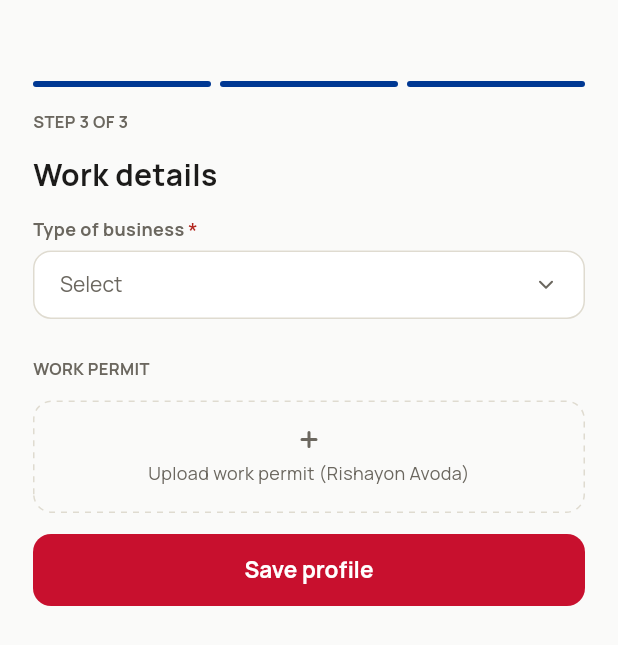
After one commit to rodin-stha/diaspora-connect, a Flutter app: the OnboardingWorkScreen screen opened by its route, on a phone screen of 412 x 824 dp. The commit adds this screen. Shown: the top 645 px of the screen. Run offline on Flutter 3.47's test engine with Material 3 defaults, Android fonts, the phone set to English and light mode, and no system bars; our stand-ins replace flutter_riverpod, flutter_svg, go_router, google_fonts, shared_preferences; accounts and stored records are empty.

Commit message:
onboarding screen

```diff
--- a/lib/features/auth/verify_code_screen.dart
+++ b/lib/features/auth/verify_code_screen.dart
@@ -18,7 +18,8 @@ import 'widgets/otp_input.dart';
 /// 02 · Verify code: enter the 6-digit code sent by SMS.
 ///
 /// On success there's no navigation here: signing in changes [authProvider],
-/// and the router's redirect takes the user to Home.
+/// and the router's redirect takes the user to Home (or to onboarding, the
+/// first time).
 class VerifyCodeScreen extends ConsumerStatefulWidget {
   const VerifyCodeScreen({super.key});
 
--- /dev/null
+++ b/lib/features/onboarding/onboarding_work_screen.dart
@@ -0,0 +1,40 @@
+import 'package:flutter/material.dart';
+import 'package:flutter_riverpod/flutter_riverpod.dart';
+
+import '../../l10n/app_localizations.dart';
+import '../auth/data/auth_provider.dart';
+import '../work_details/data/work_details_provider.dart';
+import '../work_details/models/work_details.dart';
+import '../work_details/widgets/work_details_form.dart';
+import 'widgets/onboarding_scaffold.dart';
+
+/// 05 · Onboarding · Work: step 3 of 3.
+///
+/// Saving finishes onboarding. There's no navigation here: the router's
+/// redirect sees [AuthState.isOnboarded] change and moves the user to Home.
+class OnboardingWorkScreen extends ConsumerWidget {
+  const OnboardingWorkScreen({super.key});
+
+  @override
+  Widget build(BuildContext context, WidgetRef ref) {
+    final l10n = AppLocalizations.of(context);
+
+    return OnboardingScaffold(
+      step: 3,
+      title: l10n.onboardingWorkTitle,
+      child: WorkDetailsForm(
+        initialValue: const WorkDetails(),
+        submitLabel: l10n.saveProfile,
+        useUploadTiles: true,
+        // TODO: pick and upload the file once uploads exist.
+        onUploadWorkPermit: () => ScaffoldMessenger.of(
+          context,
+        ).showSnackBar(SnackBar(content: Text(l10n.uploadComingSoon))),
+        onSubmit: (details) {
+          ref.read(workDetailsProvider.notifier).save(details);
+          ref.read(authProvider.notifier).completeOnboarding();
+        },
+      ),
+    );
+  }
+}
--- /dev/null
+++ b/lib/features/onboarding/widgets/onboarding_scaffold.dart
@@ -0,0 +1,72 @@
+import 'dart:math' as math;
+
+import 'package:flutter/material.dart';
+import 'package:flutter/services.dart';
+
+import '../../../l10n/app_localizations.dart';
+import '../../../theme/colors.dart';
+import '../../../theme/sizes.dart';
+import '../../../theme/text_styles.dart';
+import '../../../widgets/segmented_progress_bar.dart';
+
+/// The page around each onboarding step: progress bar, "STEP 1 OF 3",
+/// the step's title, then [child] (the step's form), all scrolling.
+class OnboardingScaffold extends StatelessWidget {
+  static const totalSteps = 3;
+
+  /// 1-based: 1 = personal, 2 = legal, 3 = work.
+  final int step;
+  final String title;
+  final Widget child;
+
+  const OnboardingScaffold({
+    super.key,
+    required this.step,
+    required this.title,
+    required this.child,
+  });
+
+  @override
+  Widget build(BuildContext context) {
+    final l10n = AppLocalizations.of(context);
+    final colors = context.colors;
+
+    // Design uses 54px top padding, which sits just below the status bar.
+    final topPadding = math.max(54.0, MediaQuery.paddingOf(context).top + 8);
+
+    return AnnotatedRegion<SystemUiOverlayStyle>(
+      value: SystemUiOverlayStyle.dark,
+      child: Scaffold(
+        body: SingleChildScrollView(
+          keyboardDismissBehavior: ScrollViewKeyboardDismissBehavior.onDrag,
+          padding: EdgeInsets.fromLTRB(
+            TSizes.pagePadding,
+            topPadding,
+            TSizes.pagePadding,
+            30,
+          ),
+          child: Column(
+            crossAxisAlignment: CrossAxisAlignment.stretch,
+            spacing: TSizes.lg,
+            children: [
+              SegmentedProgressBar(completed: step, total: totalSteps),
+              Text(
+                l10n.onboardingStep(step, totalSteps).toUpperCase(),
+                style: TTextStyles.caption.copyWith(
+                  color: colors.textSecondary,
+                ),
+              ),
+              Text(
+                title,
+                style: TTextStyles.titleLarge.copyWith(
+                  color: colors.textPrimary,
+                ),
+              ),
+              child,
+            ],
+          ),
+        ),
+      ),
+    );
+  }
+}
--- a/lib/features/work_details/widgets/work_details_form.dart
+++ b/lib/features/work_details/widgets/work_details_form.dart
@@ -2,6 +2,7 @@ import 'package:flutter/material.dart';
 
 import '../../../l10n/app_localizations.dart';
 import '../../../theme/sizes.dart';
+import '../../../widgets/dashed_tile.dart';
 import '../../../widgets/document_row.dart';
 import '../../../widgets/form_section_header.dart';
 import '../../../widgets/labeled_text_field.dart';
@@ -21,12 +22,17 @@ class WorkDetailsForm extends StatefulWidget {
   /// Called when the user taps Upload/Replace on the work permit.
   final VoidCallback? onUploadWorkPermit;
 
+  /// Shows the work permit as an empty upload tile instead of a row with
+  /// Upload/Replace. Used in onboarding, where nothing is uploaded yet.
+  final bool useUploadTiles;
+
   const WorkDetailsForm({
     super.key,
     required this.initialValue,
     required this.submitLabel,
     required this.onSubmit,
     this.onUploadWorkPermit,
+    this.useUploadTiles = false,
   });
 
   @override
@@ -93,6 +99,13 @@ class _WorkDetailsFormState extends State<WorkDetailsForm> {
           ),
 
           FormSectionHeader(title: l10n.workPermitSection, showDivider: false),
+          if (widget.useUploadTiles)
+            DashedTile.large(
+              label: l10n.uploadWorkPermit,
+              iconAsset: 'assets/icons/plus_bold.svg',
+              onTap: widget.onUploadWorkPermit,
+            )
+          else
             DocumentRow(
               name: l10n.documentWorkPermitLetter,
               actionLabel: permit == null
--- a/lib/l10n/app_en.arb
+++ b/lib/l10n/app_en.arb
@@ -224,5 +224,15 @@
   "navHome": "Home",
   "navIssues": "Issues",
   "navActivity": "Activity",
-  "navProfile": "Profile"
+  "navProfile": "Profile",
+  "onboardingStep": "Step {step} of {total}",
+  "@onboardingStep": {"placeholders": {"step": {"type": "int"}, "total": {"type": "int"}}},
+  "onboardingWorkTitle": "Work details",
+  "continueAction": "Continue",
+  "verifyAndContinue": "Verify and continue",
+  "saveProfile": "Save profile",
+  "uploadPhotoPage": "Photo page",
+  "uploadWorkPermit": "Upload work permit (Rishayon Avoda)",
+  "identityConsent": "I consent to identity verification",
+  "errorIdentityConsent": "Tick the box to continue"
 }
--- a/lib/l10n/app_localizations.dart
+++ b/lib/l10n/app_localizations.dart
@@ -1225,6 +1225,60 @@ abstract class AppLocalizations {
   /// In en, this message translates to:
   /// **'Profile'**
   String get navProfile;
+
+  /// No description provided for @onboardingStep.
+  ///
+  /// In en, this message translates to:
+  /// **'Step {step} of {total}'**
+  String onboardingStep(int step, int total);
+
+  /// No description provided for @onboardingWorkTitle.
+  ///
+  /// In en, this message translates to:
+  /// **'Work details'**
+  String get onboardingWorkTitle;
+
+  /// No description provided for @continueAction.
+  ///
+  /// In en, this message translates to:
+  /// **'Continue'**
+  String get continueAction;
+
+  /// No description provided for @verifyAndContinue.
+  ///
+  /// In en, this message translates to:
+  /// **'Verify and continue'**
+  String get verifyAndContinue;
+
+  /// No description provided for @saveProfile.
+  ///
+  /// In en, this message translates to:
+  /// **'Save profile'**
+  String get saveProfile;
+
+  /// No description provided for @uploadPhotoPage.
+  ///
+  /// In en, this message translates to:
+  /// **'Photo page'**
+  String get uploadPhotoPage;
+
+  /// No description provided for @uploadWorkPermit.
+  ///
+  /// In en, this message translates to:
+  /// **'Upload work permit (Rishayon Avoda)'**
+  String get uploadWorkPermit;
+
+  /// No description provided for @identityConsent.
+  ///
+  /// In en, this message translates to:
+  /// **'I consent to identity verification'**
+  String get identityConsent;
+
+  /// No description provided for @errorIdentityConsent.
+  ///
+  /// In en, this message translates to:
+  /// **'Tick the box to continue'**
+  String get errorIdentityConsent;
 }
 
 class _AppLocalizationsDelegate
--- a/lib/l10n/app_localizations_en.dart
+++ b/lib/l10n/app_localizations_en.dart
@@ -605,4 +605,33 @@ class AppLocalizationsEn extends AppLocalizations {
 
   @override
   String get navProfile => 'Profile';
+
+  @override
+  String onboardingStep(int step, int total) {
+    return 'Step $step of $total';
+  }
+
+  @override
+  String get onboardingWorkTitle => 'Work details';
+
+  @override
+  String get continueAction => 'Continue';
+
+  @override
+  String get verifyAndContinue => 'Verify and continue';
+
+  @override
+  String get saveProfile => 'Save profile';
+
+  @override
+  String get uploadPhotoPage => 'Photo page';
+
+  @override
+  String get uploadWorkPermit => 'Upload work permit (Rishayon Avoda)';
+
+  @override
+  String get identityConsent => 'I consent to identity verification';
+
+  @override
+  String get errorIdentityConsent => 'Tick the box to continue';
 }
--- a/lib/widgets/dashed_tile.dart
+++ b/lib/widgets/dashed_tile.dart
@@ -6,19 +6,31 @@ import '../theme/sizes.dart';
 import '../theme/text_styles.dart';
 import 'dashed_border.dart';
 
-/// A small dashed tile with an icon above a label ("📷 Photo"), for
-/// optional "add something" actions laid out side by side.
+/// A dashed tile with an icon above a label ("📷 Photo"), for "add
+/// something" actions.
+///
+/// The default is compact, for several small tiles side by side (Report an
+/// issue's evidence). [DashedTile.large] is roomier, for upload slots
+/// (onboarding's passport and work permit).
 class DashedTile extends StatelessWidget {
   final String label;
   final String iconAsset;
   final VoidCallback? onTap;
+  final bool _large;
 
   const DashedTile({
     super.key,
     required this.label,
     required this.iconAsset,
     required this.onTap,
-  });
+  }) : _large = false;
+
+  const DashedTile.large({
+    super.key,
+    required this.label,
+    required this.iconAsset,
+    required this.onTap,
+  }) : _large = true;
 
   @override
   Widget build(BuildContext context) {
@@ -31,14 +43,17 @@ class DashedTile extends StatelessWidget {
         borderRadius: BorderRadius.circular(TSizes.inputRadius),
         child: DashedBorder(
           child: Padding(
-            padding: const EdgeInsets.symmetric(horizontal: 6, vertical: 12),
+            padding: EdgeInsets.symmetric(
+              horizontal: 6,
+              vertical: _large ? 18 : 12,
+            ),
             child: Column(
               spacing: 6,
               children: [
                 SvgPicture.asset(
                   iconAsset,
-                  width: TSizes.iconXs,
-                  height: TSizes.iconXs,
+                  width: _large ? TSizes.iconSm : TSizes.iconXs,
+                  height: _large ? TSizes.iconSm : TSizes.iconXs,
                   colorFilter: ColorFilter.mode(
                     colors.textSecondary,
                     BlendMode.srcIn,
@@ -47,7 +62,8 @@ class DashedTile extends StatelessWidget {
                 Text(
                   label,
                   textAlign: TextAlign.center,
-                  style: TTextStyles.tiny.copyWith(color: colors.textSecondary),
+                  style: (_large ? TTextStyles.bodySmall : TTextStyles.tiny)
+                      .copyWith(color: colors.textSecondary),
                 ),
               ],
             ),
--- /dev/null
+++ b/lib/widgets/segmented_progress_bar.dart
@@ -0,0 +1,41 @@
+import 'package:flutter/material.dart';
+
+import '../theme/colors.dart';
+import '../theme/sizes.dart';
+
+/// A progress bar split into equal segments, one per step, with the first
+/// [completed] filled in (onboarding's "step 2 of 3").
+class SegmentedProgressBar extends StatelessWidget {
+  final int completed;
+  final int total;
+
+  const SegmentedProgressBar({
+    super.key,
+    required this.completed,
+    required this.total,
+  });
+
+  @override
+  Widget build(BuildContext context) {
+    final colors = context.colors;
+
+    return Semantics(
+      value: '$completed / $total',
+      child: Row(
+        spacing: 6,
+        children: [
+          for (var i = 0; i < total; i++)
+            Expanded(
+              child: Container(
+                height: 4,
+                decoration: BoxDecoration(
+                  color: i < completed ? colors.primary : colors.border,
+                  borderRadius: BorderRadius.circular(TSizes.pillRadius),
+                ),
+              ),
+            ),
+        ],
+      ),
+    );
+  }
+}
```
Also changed, not shown: lib/app/router.dart (+26 -1 lines), lib/features/auth/data/auth_provider.dart (+44 -10 lines), lib/features/legal_details/widgets/legal_details_form.dart (+51 -0 lines), lib/features/onboarding/onboarding_legal_screen.dart (added, +38 -0 lines), lib/features/onboarding/onboarding_personal_screen.dart (added, +33 -0 lines), lib/l10n/app_localizations_ne.dart (+30 -0 lines), lib/l10n/app_ne.arb (+10 -1 lines), lib/widgets/checkbox_row.dart (added, +77 -0 lines), lib/widgets/placeholder_screen.dart (deleted, +0 -25 lines), assets/icons/plus_bold.svg (added), 1 other file. Lines whose indentation alone changed are shown as unchanged.
